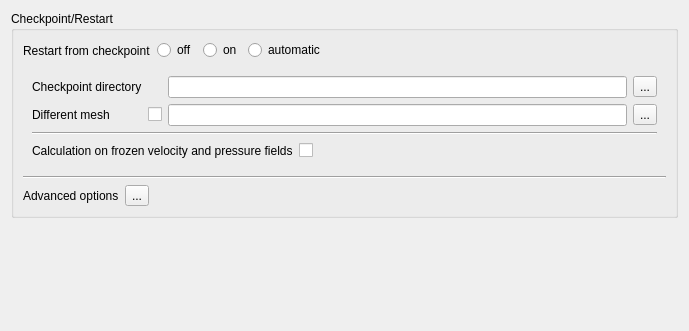
First picture: the form in gui/Pages/StartRestartForm.ui, repository code-saturne/code_saturne, before the edit.
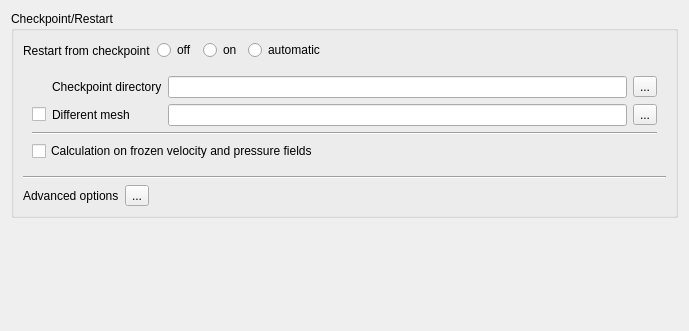
Second picture: the form after the edit. Icons and pictures are not drawn.

Commit message:
Save mesh_input in restart by default.
To avoid using excess disk space when files are identical across
runs, use hard links where appropriate (and move mesh_output
to checkpoint/mesh_input upon checkpointing).

Diff of the .ui file:
```diff
--- a/gui/Pages/StartRestartForm.ui
+++ b/gui/Pages/StartRestartForm.ui
@@ -145,7 +145,14 @@
         <layout class="QVBoxLayout" name="verticalLayout">
          <item>
           <layout class="QGridLayout" name="gridLayout">
-           <item row="0" column="3">
+           <item row="1" column="1">
+            <widget class="QLabel" name="labelCheckRestartMesh">
+             <property name="text">
+              <string>Different mesh</string>
+             </property>
+            </widget>
+           </item>
+           <item row="0" column="4">
             <widget class="QToolButton" name="toolButton">
              <property name="toolTip">
               <string>&lt;html&gt;&lt;head/&gt;&lt;body&gt;&lt;p&gt;&lt;span style=&quot; font-size:9pt;&quot;&gt;Select the restart directory (Ex: &lt;/span&gt;&lt;span style=&quot; font-size:9pt; font-weight:600;&quot;&gt;STUDY/CASE/RESU/run_id/checkpoint&lt;/span&gt;&lt;span style=&quot; font-size:9pt;&quot;&gt;).&lt;/span&gt;&lt;/p&gt;&lt;/body&gt;&lt;/html&gt;</string>
@@ -159,7 +166,7 @@
              </property>
             </widget>
            </item>
-           <item row="0" column="2">
+           <item row="0" column="3">
             <widget class="QLineEdit" name="lineEdit">
              <property name="sizePolicy">
               <sizepolicy hsizetype="Expanding" vsizetype="Preferred">
@@ -178,7 +185,7 @@
              </property>
             </widget>
            </item>
-           <item row="1" column="3">
+           <item row="1" column="4">
             <widget class="QToolButton" name="toolButtonRestartMesh">
              <property name="text">
               <string>...</string>
@@ -189,14 +196,14 @@
              </property>
             </widget>
            </item>
-           <item row="1" column="2">
+           <item row="1" column="3">
             <widget class="QLineEdit" name="lineEditRestartMesh">
              <property name="toolTip">
               <string>&lt;html&gt;&lt;head/&gt;&lt;body&gt;&lt;p&gt;&lt;span style=&quot; font-weight:600;&quot;&gt;mesh_input&lt;/span&gt; or &lt;span style=&quot; font-weight:600;&quot;&gt;mesh_output&lt;/span&gt; from previous run matching the restart files.&lt;/p&gt;&lt;p&gt;If this file is not available (not saved in previous calculation), re-running the previous calculation in &amp;quot;preprocessing only&amp;quot; mode may allow rebuilding it.&lt;/p&gt;&lt;/body&gt;&lt;/html&gt;</string>
              </property>
             </widget>
            </item>
-           <item row="2" column="2">
+           <item row="2" column="3">
             <spacer name="horizontalSpacerMesh">
              <property name="orientation">
               <enum>Qt::Horizontal</enum>
@@ -209,7 +216,7 @@
              </property>
             </spacer>
            </item>
-           <item row="0" column="0">
+           <item row="0" column="1">
             <widget class="QLabel" name="labelRestartDir">
              <property name="toolTip">
               <string>&lt;html&gt;&lt;head/&gt;&lt;body&gt;&lt;p&gt;&lt;span style=&quot; font-size:9pt;&quot;&gt;Select the restart directory (Ex: &lt;/span&gt;&lt;span style=&quot; font-size:9pt; font-weight:600;&quot;&gt;STUDY/CASE/RESU/run_id/checkpoint&lt;/span&gt;&lt;span style=&quot; font-size:9pt;&quot;&gt;).&lt;/span&gt;&lt;/p&gt;&lt;/body&gt;&lt;/html&gt;</string>
@@ -220,13 +227,6 @@
             </widget>
            </item>
            <item row="1" column="0">
-            <widget class="QLabel" name="labelCheckRestartMesh">
-             <property name="text">
-              <string>Different mesh</string>
-             </property>
-            </widget>
-           </item>
-           <item row="1" column="1">
             <widget class="QCheckBox" name="checkBoxRestartMesh">
              <property name="text">
               <string/>
@@ -244,23 +244,13 @@
          </item>
          <item>
           <layout class="QHBoxLayout">
-           <item>
-            <widget class="QLabel" name="label_2">
-             <property name="toolTip">
-              <string>&lt;html&gt;&lt;head/&gt;&lt;body&gt;&lt;p&gt;&lt;span style=&quot; font-size:9pt;&quot;&gt;Indicate whether the dynamic field should be frozen or not. In such a case, the values of velocity, pressure, and turbulence variables are kept constant. Only the equations for the scalars are solved.&lt;/span&gt;&lt;/p&gt;&lt;p&gt;&lt;span style=&quot; font-size:9pt;&quot;&gt;(Code_Saturne key word: &lt;/span&gt;&lt;span style=&quot; font-size:9pt; font-weight:600;&quot;&gt;ICCVFG&lt;/span&gt;&lt;span style=&quot; font-size:9pt;&quot;&gt;)&lt;/span&gt;&lt;/p&gt;&lt;/body&gt;&lt;/html&gt;</string>
-             </property>
-             <property name="text">
-              <string>Calculation on frozen velocity and pressure fields</string>
-             </property>
-            </widget>
-           </item>
            <item>
             <widget class="QCheckBox" name="checkBox">
              <property name="toolTip">
               <string>&lt;html&gt;&lt;head/&gt;&lt;body&gt;&lt;p&gt;&lt;span style=&quot; font-size:9pt;&quot;&gt;Indicate whether the dynamic field should be frozen or not. In such a case, the values of velocity, pressure, and turbulence variables are kept constant. Only the equations for the scalars are solved.&lt;/span&gt;&lt;/p&gt;&lt;p&gt;&lt;span style=&quot; font-size:9pt;&quot;&gt;(Code_Saturne key word: &lt;/span&gt;&lt;span style=&quot; font-size:9pt; font-weight:600;&quot;&gt;ICCVFG&lt;/span&gt;&lt;span style=&quot; font-size:9pt;&quot;&gt;)&lt;/span&gt;&lt;/p&gt;&lt;/body&gt;&lt;/html&gt;</string>
              </property>
              <property name="text">
-              <string/>
+              <string>Calculation on frozen velocity and pressure fields</string>
              </property>
             </widget>
            </item>
```
The commit also changes 14 other files.
